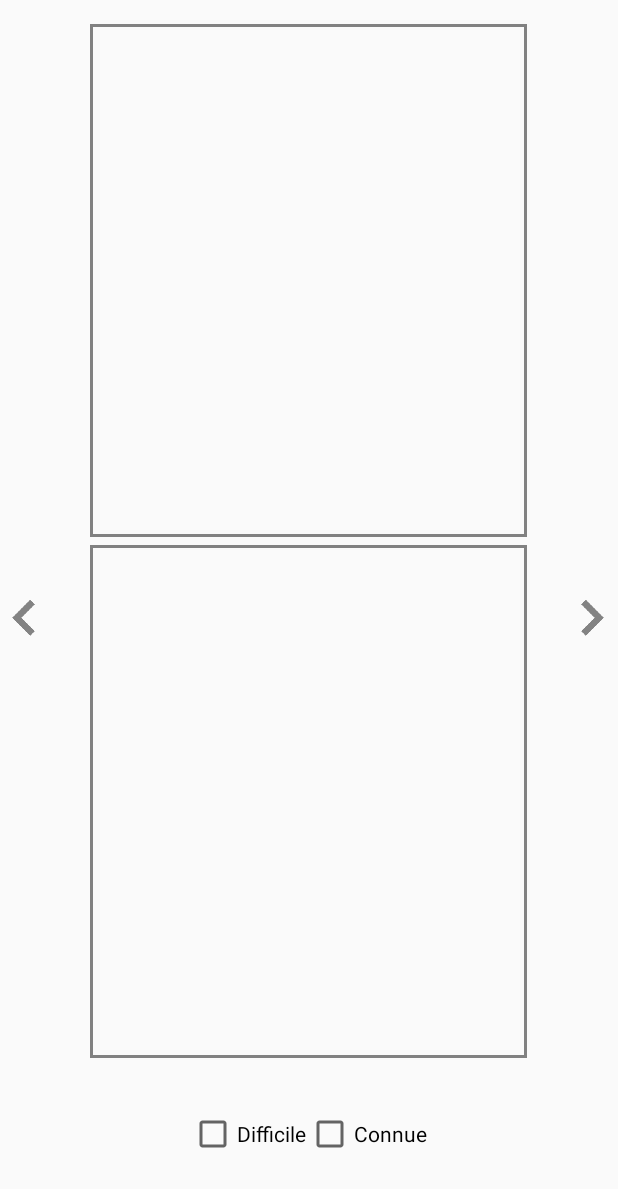
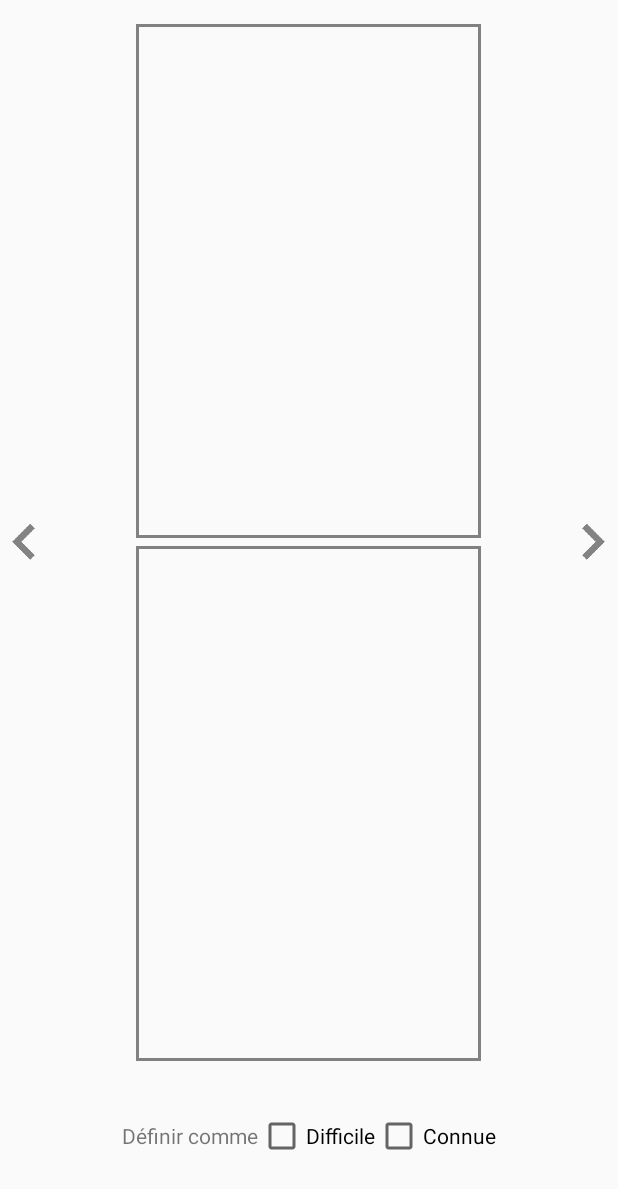
Before and after one commit to Daxidz/formula, an Android app: the CardMemorizer screen opened directly, with no data from a screen before it, on a phone screen of 412 x 824 dp. Shown: the top 1189 px of the screen. Run offline under Robolectric (Android 15) with nearby library versions, the phone set to English and light mode, and no system bars; 2 statements that could not run were skipped.

```diff
--- a/app/build.gradle
+++ b/app/build.gradle
@@ -27,5 +27,6 @@ dependencies {
     compile 'com.android.support:appcompat-v7:24.2.1'
     compile 'com.android.support:support-v4:24.2.1'
     compile 'com.android.support:design:24.2.1'
+    compile 'com.android.support.constraint:constraint-layout:1.0.2'
     testCompile 'junit:junit:4.12'
 }
--- a/app/src/main/java/daxidz/ch/nomenclature/CardChooser.java
+++ b/app/src/main/java/daxidz/ch/nomenclature/CardChooser.java
@@ -2,10 +2,7 @@ package daxidz.ch.nomenclature;
 
 import android.content.Intent;
 import android.os.Bundle;
-import android.support.design.widget.FloatingActionButton;
-import android.support.design.widget.Snackbar;
 import android.support.v7.app.AppCompatActivity;
-import android.support.v7.widget.Toolbar;
 import android.view.View;
 import android.widget.CheckBox;
 import android.widget.RadioButton;
@@ -70,8 +67,9 @@ public class CardChooser extends AppCompatActivity {
 
         intent.putExtra(MainActivity.MODE, mode);
 
+        finish();
+
         startActivity(intent);
-
     }
 
 }
--- a/app/src/main/java/daxidz/ch/nomenclature/CardMemorizer.java
+++ b/app/src/main/java/daxidz/ch/nomenclature/CardMemorizer.java
@@ -16,25 +16,22 @@ import daxidz.ch.nomenclature.database.ChemicalCardDAO;
 
 public class CardMemorizer extends AppCompatActivity {
 
-
-    ChemicalCard card1 = new ChemicalCard("Nom1", "Nomenclature1");
-    ChemicalCard card2 = new ChemicalCard("Nom2", "Nomenclature2");
-    ChemicalCard card3 = new ChemicalCard("Nom3", "Nomenclature3");
-
-    ArrayList<ChemicalCard> cardsList = new ArrayList<>();
+    private ArrayList<ChemicalCard> cardsList = new ArrayList<>();
+    private ArrayList<ChemicalCard.Tag> tagsChosen = new ArrayList<>();
+    private ArrayList<Integer> tagsChosenInt;
 
     //! ArrayList representing the order of the indexes of the cardList to be processed
-    ArrayList<Integer> indexes;
+    private ArrayList<Integer> indexes;
 
-    ChemicalCard actualCard;
+    private ChemicalCard actualCard;
 
     private TextView questionText;
     private TextView answerText;
 
-    CheckBox hardCheckbox;
-    CheckBox knownCheckbox;
+    private CheckBox hardCheckbox;
+    private CheckBox knownCheckbox;
 
-    private View decorView;
+    private int hardFrequency;
 
     private ChemicalCardDAO chemicalCardDAO;
 
@@ -50,9 +47,8 @@ public class CardMemorizer extends AppCompatActivity {
 
         Intent intent = getIntent();
 
-        // Convert the Integer ArrayList to Tags ArrayList
-        ArrayList<ChemicalCard.Tag> tagsChosen = new ArrayList<>();
-        ArrayList<Integer> tagsChosenInt = intent.getIntegerArrayListExtra(CardChooser.TAGS_CHOSEN);
+        // Convert the Integer ArrayList to Tags ArrayList0
+        tagsChosenInt = intent.getIntegerArrayListExtra(CardChooser.TAGS_CHOSEN);
         for (int tagInt : tagsChosenInt) {
             tagsChosen.add(ChemicalCard.Tag.values()[tagInt]);
         }
@@ -79,11 +75,12 @@ public class CardMemorizer extends AppCompatActivity {
         mode = (Mode) intent.getSerializableExtra(MainActivity.MODE);
 
         if (tagsChosen.contains(ChemicalCard.Tag.HARD)) {
-            int hardFrequency = intent.getIntExtra(CardChooser.HARD_FREQUENCY, 1);
+            hardFrequency = intent.getIntExtra(CardChooser.HARD_FREQUENCY, 1);
             if (hardFrequency != 1) {
                 for (int i = 0; i < cardsList.size(); ++i) {
                     if (cardsList.get(i).getTag().equals(ChemicalCard.Tag.HARD)) {
-                        for (int j = 0; j < hardFrequency; ++j) {
+                        // hardFrequency - 1 is because the list already contains one time the index
+                        for (int j = 0; j < hardFrequency - 1; ++j) {
                             indexes.add(i);
                         }
                     }
@@ -100,20 +97,6 @@ public class CardMemorizer extends AppCompatActivity {
 
         setActualCard(cardsList.get(indexes.get(0)));
     }
-
-   /* @Override
-    public void onWindowFocusChanged(boolean hasFocus) {
-        super.onWindowFocusChanged(hasFocus);
-        if (hasFocus) {
-            decorView.setSystemUiVisibility(
-                    View.SYSTEM_UI_FLAG_LAYOUT_STABLE
-                            //| View.SYSTEM_UI_FLAG_LAYOUT_HIDE_NAVIGATION
-                            | View.SYSTEM_UI_FLAG_LAYOUT_FULLSCREEN
-                            //| View.SYSTEM_UI_FLAG_HIDE_NAVIGATION
-                            | View.SYSTEM_UI_FLAG_FULLSCREEN
-                            //| View.SYSTEM_UI_FLAG_IMMERSIVE_STICKY
-            );}
-    }*/
 
     /**
      * Reveal the answer of the card.
@@ -195,6 +178,9 @@ public class CardMemorizer extends AppCompatActivity {
         setActualCard(cardsList.get(indexes.get(listIndex)));
     }
 
+    /**
+     * @param view
+     */
     public void checkboxChecked(View view) {
         if (!((CheckBox) view).isChecked()) {
             actualCard.setTag(ChemicalCard.Tag.NONE);
@@ -210,9 +196,32 @@ public class CardMemorizer extends AppCompatActivity {
                     break;
             }
         }
+        updateDeck();
         chemicalCardDAO.open();
         chemicalCardDAO.updateTag(actualCard);
         chemicalCardDAO.close();
+    }
+
+    private void updateDeck() {
+        int indexOfCurrentCard = cardsList.indexOf(actualCard);
+        if (!tagsChosen.contains(actualCard.getTag())) {
+            indexes.removeAll(Collections.singleton(indexOfCurrentCard));
+        } else {
+            if (actualCard.getTag().equals(ChemicalCard.Tag.HARD)) {
+                for (int j = 0; j < hardFrequency - 1; ++j) {
+                    indexes.add(indexOfCurrentCard);
+                }
+            } else {
+                indexes.removeAll(Collections.singleton(indexOfCurrentCard));
+                insertIntRandom(indexes, indexOfCurrentCard);
+            }
+        }
+    }
+
+    private void insertIntRandom(ArrayList<Integer> list, int elementToAdd) {
+        int size = list.size();
+        Random rand = new Random();
+        list.add(rand.nextInt(size + 1), elementToAdd);
     }
 
 
--- a/app/src/main/java/daxidz/ch/nomenclature/database/BaseDAO.java
+++ b/app/src/main/java/daxidz/ch/nomenclature/database/BaseDAO.java
@@ -11,7 +11,7 @@ import daxidz.ch.nomenclature.database.DatabaseHandler;
 
 public abstract class BaseDAO {
 
-    protected final static int VERSION = 5;
+    protected final static int VERSION = 6;
 
     protected final static String NAME = "database.db";
 
--- a/app/src/main/java/daxidz/ch/nomenclature/database/DatabaseHandler.java
+++ b/app/src/main/java/daxidz/ch/nomenclature/database/DatabaseHandler.java
@@ -46,8 +46,8 @@ public class DatabaseHandler extends SQLiteOpenHelper {
                 "('Ammonium', 'NH\u2084\u207A') ," +
                 "('Hydronium', 'H\u2083O\u207A') ," +
                 "('Iodate', 'IO\u2083\u207B') ," +
-                "('Thiosulfate', 'S\u2081O\u2083\u00B2\u207B') ," +
-                "('Thiosulfite', 'S\u2081O\u2082\u00B2\u207B') ," +
+                "('Thiosulfate', 'S\u2082O\u2083\u00B2\u207B') ," +
+                "('Thiosulfite', 'S\u2082O\u2082\u00B2\u207B') ," +
                 "('Oxalate', 'C\u2082O\u2084\u00B2\u207B') ," +
                 "('Fluorure', 'F\u207B') ," +
                 "('Chlorure', 'C\u2113\u207B') ," +
@@ -65,9 +65,9 @@ public class DatabaseHandler extends SQLiteOpenHelper {
                 "('Hydrogénosulfite', 'HSO\u2083\u207B') ," +
                 "('Carbonate', 'CO\u2083\u00B2\u207B') ," +
                 "('Hydrogénocarbonate', 'HCO\u2083\u207B') ," +
-                "('Phosphate', 'PO\u2084\u2073\u207B') ," +
+                "('Phosphate', 'PO\u2084\u00B3\u207B') ," +
                 "('Hydrogénophosphate', 'HPO\u2084\u00B2\u207B') ," +
-                "('Phosphite', 'PO\u2083\u2073\u207B') ," +
+                "('Phosphite', 'PO\u2083\u00B3\u207B') ," +
                 "('Hydrogénophosphite', 'HPO\u2083\u00B2\u207B') ," +
                 "('Perchlorate', 'C\u2113O\u2084\u207B') ," +
                 "('Chlorate', 'C\u2113O\u2083\u207B') ," +
--- /dev/null
+++ b/app/src/main/res/drawable/button_memorizer.xml
@@ -0,0 +1,9 @@
+<?xml version="1.0" encoding="utf-8"?>
+<ripple xmlns:android="http://schemas.android.com/apk/res/android"
+    android:color="?android:colorControlHighlight">
+    <item android:id="@android:id/mask">
+        <shape android:shape="rectangle">
+            <solid android:color="?android:colorAccent" />
+        </shape>
+    </item>
+</ripple>
--- a/app/src/main/res/drawable/rectangle.xml
+++ b/app/src/main/res/drawable/rectangle.xml
@@ -4,12 +4,7 @@
 
     <item>
         <shape>
-            <stroke   android:width="2dp"          android:color="#818181" />
-            <corners android:bottomLeftRadius="0dp"
-                android:bottomRightRadius="0dp"
-                android:topLeftRadius="0dp"
-                android:topRightRadius="0dp"/>
-            <padding  android:left="0dp"  android:top="0dp" android:right="0dp" android:bottom="0dp" />
+            <stroke   android:width="@dimen/stroke_width"          android:color="#818181" />
         </shape>
     </item>
 
--- a/app/src/main/res/layout/activity_card_memorizer.xml
+++ b/app/src/main/res/layout/activity_card_memorizer.xml
@@ -4,7 +4,7 @@
     android:id="@+id/activity_card_memorizer"
     android:layout_width="match_parent"
     android:layout_height="match_parent"
-    android:orientation="horizontal"
+    android:orientation="vertical"
     android:paddingBottom="@dimen/activity_vertical_margin"
     android:paddingLeft="0dp"
     android:paddingRight="0dp"
@@ -12,11 +12,101 @@
     android:weightSum="1.0"
     tools:context="daxidz.ch.nomenclature.CardMemorizer">
 
-    <TextView
+
+    <LinearLayout
+        android:layout_width="match_parent"
+        android:layout_height="wrap_content"
+        android:weightSum="1.0"
+        android:layout_weight="0.9" >
+
+        <Button
+            android:id="@+id/left_button"
+            android:layout_width="wrap_content"
+            android:minWidth="1dp"
+            android:layout_weight="0.17"
+            android:layout_height="match_parent"
+            android:background="@drawable/button_memorizer"
+            android:drawableLeft="@drawable/ic_left_arrow"
+            android:onClick="changeToPreviousCard" />
+
+
+        <LinearLayout
+            android:layout_width="wrap_content"
+            android:layout_height="match_parent"
+            android:layout_weight="0.66"
+            android:orientation="vertical">
+
+            <TextView
+                android:id="@+id/question"
+                android:layout_width="match_parent"
+                android:layout_height="wrap_content"
+                android:layout_weight="0.5"
+                android:background="@drawable/rectangle"
+                android:gravity="center"
+                android:onClick="flipCard"
+                android:textSize="25dp"
+                android:layout_marginBottom="5dp"/>
+
+            <TextView
+                android:id="@+id/answer"
+                android:layout_width="match_parent"
+                android:layout_height="wrap_content"
+                android:layout_weight="0.5"
+                android:background="@drawable/rectangle"
+                android:gravity="center"
+                android:onClick="flipCard"
+                android:textSize="25dp" />
+
+        </LinearLayout>
+
+        <Button
+            android:id="@+id/right_button"
+            android:layout_width="wrap_content"
+            android:minWidth="1dp"
+            android:layout_weight="0.17"
+            android:layout_height="match_parent"
+            android:background="@drawable/button_memorizer"
+            android:drawableRight="@drawable/ic_right_arrow"
+            android:onClick="changeToNextCard" />
+
+    </LinearLayout>
+
+    <LinearLayout
+        android:layout_width="match_parent"
+        android:layout_height="wrap_content"
+        android:layout_weight="0.1"
+        android:gravity="center"
+        android:orientation="horizontal">
+
+        <TextView
+            android:layout_width="wrap_content"
+            android:layout_height="wrap_content"
+            android:text="Définir comme"/>
+
+        <CheckBox
+            android:id="@+id/hardCheckbox"
+            android:layout_width="wrap_content"
+            android:layout_height="wrap_content"
+            android:onClick="checkboxChecked"
+            android:text="Difficile" />
+
+        <CheckBox
+            android:id="@+id/knownCheckbox"
+            android:layout_width="wrap_content"
+            android:layout_height="wrap_content"
+            android:onClick="checkboxChecked"
+            android:text="Connue" />
+
+    </LinearLayout>
+
+    <!--
+    <Button
         android:id="@+id/left_button"
         android:layout_width="wrap_content"
+        android:minWidth="1dp"
+        android:layout_weight="0.35"
         android:layout_height="match_parent"
-        android:layout_weight="0.15"
+        android:background="@drawable/rectangle"
         android:drawableLeft="@drawable/ic_left_arrow"
         android:onClick="changeToPreviousCard" />
 
@@ -24,43 +114,48 @@
     <LinearLayout
         android:layout_width="wrap_content"
         android:layout_height="match_parent"
-        android:layout_weight="0.7"
+        android:layout_weight="0.3"
         android:orientation="vertical">
 
         <TextView
             android:id="@+id/question"
             android:layout_width="match_parent"
             android:layout_height="wrap_content"
-            android:layout_weight="0.45"
+            android:layout_weight="0.4"
             android:background="@drawable/rectangle"
             android:gravity="center"
             android:onClick="flipCard"
-            android:textSize="20dp"
+            android:textSize="25dp"
             android:layout_marginBottom="5dp"/>
 
         <TextView
             android:id="@+id/answer"
             android:layout_width="match_parent"
             android:layout_height="wrap_content"
-            android:layout_weight="0.45"
+            android:layout_weight="0.4"
             android:background="@drawable/rectangle"
             android:gravity="center"
             android:onClick="flipCard"
-            android:textSize="20dp" />
+            android:textSize="25dp" />
 
 
         <LinearLayout
             android:layout_width="match_parent"
             android:layout_height="wrap_content"
             android:layout_weight="0.1"
+
             android:gravity="center"
             android:orientation="horizontal">
+
+            <TextView
+                android:layout_width="wrap_content"
+                android:layout_height="wrap_content"
+                android:text="Définir comme"/>
 
             <CheckBox
                 android:id="@+id/hardCheckbox"
                 android:layout_width="wrap_content"
                 android:layout_height="wrap_content"
-                android:layout_gravity="center_vertical"
                 android:onClick="checkboxChecked"
                 android:text="Difficile" />
 
@@ -68,20 +163,21 @@
                 android:id="@+id/knownCheckbox"
                 android:layout_width="wrap_content"
                 android:layout_height="wrap_content"
-                android:layout_gravity="center"
                 android:onClick="checkboxChecked"
                 android:text="Connue" />
         </LinearLayout>
 
     </LinearLayout>
 
-    <TextView
+    <Button
         android:id="@+id/right_button"
         android:layout_width="wrap_content"
+        android:minWidth="1dp"
+        android:layout_weight="0.35"
         android:layout_height="match_parent"
-        android:layout_weight="0.15"
+        android:background="@drawable/rectangle"
         android:drawableRight="@drawable/ic_right_arrow"
         android:onClick="changeToNextCard" />
 
-
+-->
 </LinearLayout>
--- a/app/src/main/res/values/colors.xml
+++ b/app/src/main/res/values/colors.xml
@@ -4,6 +4,10 @@
     <color name="colorPrimaryDark">#303F9F</color>
     <color name="colorAccent">#FF4081</color>
 
+    <color name="hard_tag">#FFEB9AA4</color>
+    <color name="known_tag">#FFA4EB9A</color>
+    <color name="none_tag">#FFFFFFFF</color>
+
     <color name="black_overlay">#66000000</color>
     <color name="accent_material_light_1">#88a6ff</color>
 </resources>
--- a/app/src/main/res/values/dimens.xml
+++ b/app/src/main/res/values/dimens.xml
@@ -4,4 +4,5 @@
     <dimen name="activity_vertical_margin">16dp</dimen>
     <dimen name="fab_margin">16dp</dimen>
     <dimen name="width_side_button">120px</dimen>
+    <dimen name="stroke_width">2dp</dimen>
 </resources>
--- a/app/src/main/res/values/strings.xml
+++ b/app/src/main/res/values/strings.xml
@@ -3,4 +3,8 @@
 
     <string name="title_activity_card_memorizer">CardMemorizer</string>
     <string name="title_activity_card_chooser">CardChooser</string>
+
+    <string name="hard">Difficile</string>
+    <string name="known">Connue</string>
+    <string name="none">-</string>
 </resources>
```
Also changed, not shown: app/src/main/AndroidManifest.xml (+9 -3 lines), app/src/main/java/daxidz/ch/nomenclature/ChemicalCard.java (+12 -6 lines), app/src/main/java/daxidz/ch/nomenclature/ComponentListAdapter.java (added, +70 -0 lines), app/src/main/java/daxidz/ch/nomenclature/ComponentsList.java (added, +108 -0 lines), app/src/main/java/daxidz/ch/nomenclature/MainActivity.java (+9 -5 lines), app/src/main/res/layout/activity_components_list.xml (added, +70 -0 lines), app/src/main/res/layout/activity_main.xml (+20 -6 lines), app/src/main/res/layout/content_card_chooser.xml (deleted, +0 -16 lines), app/src/main/res/layout/row_component_list.xml (added, +58 -0 lines).
